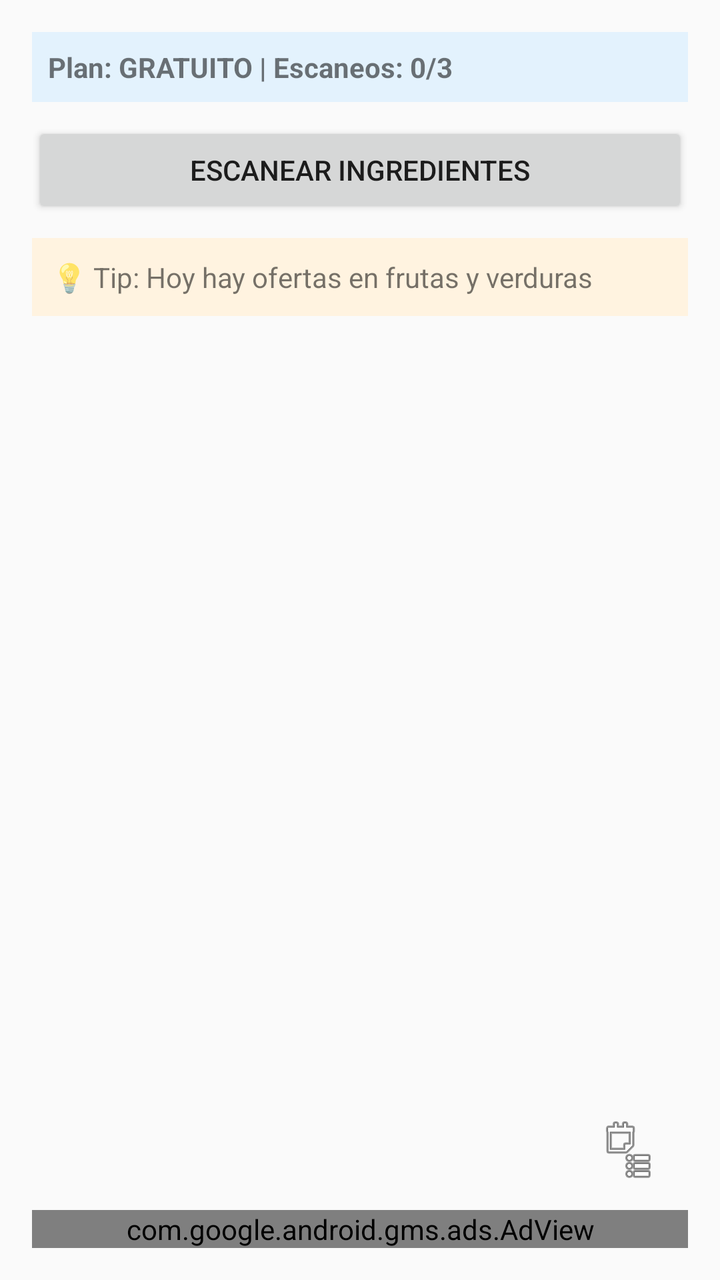
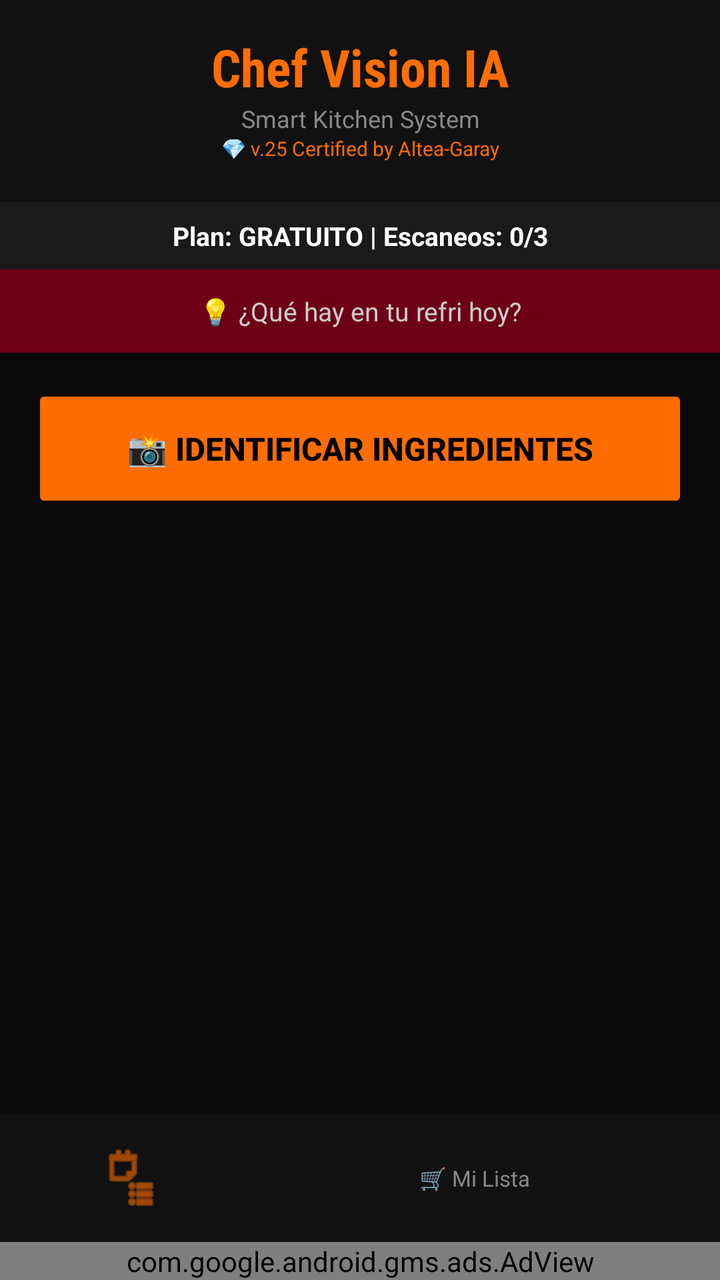

Two renders of the same Android screen: before a commit and after it. Below are the layout's source before the change and the commit's diff.
<!-- AndroidManifest.xml: application theme Theme.AppCompat.Light.NoActionBar -->
<!-- res/layout/activity_main.xml -->
<?xml version="1.0" encoding="utf-8"?>
<LinearLayout
    xmlns:android="http://schemas.android.com/apk/res/android"
    xmlns:ads="http://schemas.android.com/apk/res-auto"
    android:orientation="vertical"
    android:padding="16dp"
    android:layout_width="match_parent"
    android:layout_height="match_parent">

    
    <TextView
        android:id="@+id/txtPlan"
        android:layout_width="match_parent"
        android:layout_height="wrap_content"
        android:text="Plan: GRATUITO | Escaneos: 0/3"
        android:textStyle="bold"
        android:textSize="14sp"
        android:padding="8dp"
        android:background="#E3F2FD"/>

    
    <Button
        android:id="@+id/btnScanIngredients"
        android:layout_width="match_parent"
        android:layout_height="wrap_content"
        android:text="Escanear ingredientes"
        android:layout_marginTop="10dp"/>

    
    <TextView
        android:id="@+id/txtTip"
        android:layout_width="match_parent"
        android:layout_height="wrap_content"
        android:text="💡 Tip: Hoy hay ofertas en frutas y verduras"
        android:textSize="14sp"
        android:padding="10dp"
        android:background="#FFF3E0"
        android:layout_marginTop="10dp"/>

    
    <ScrollView
        android:layout_width="match_parent"
        android:layout_height="0dp"
        android:layout_weight="1"
        android:layout_marginTop="16dp">

        <LinearLayout
            android:id="@+id/chipContainer"
            android:layout_width="match_parent"
            android:layout_height="wrap_content"
            android:orientation="vertical"/>
    </ScrollView>

    
    <ImageButton
        android:id="@+id/btnGoToCart"
        android:layout_width="60dp"
        android:layout_height="60dp"
        android:src="@android:drawable/ic_menu_agenda"
        android:layout_gravity="end"
        android:background="@android:color/transparent"/>

    
    <com.google.android.gms.ads.AdView
        android:id="@+id/adView"
        android:layout_width="match_parent"
        android:layout_height="wrap_content"
        ads:adSize="BANNER"
        ads:adUnitId="ca-app-pub-3940256099942544/6300978111"/>
        
</LinearLayout>
<!-- resources referenced by this layout -->
<resources>

</resources>

<!-- the commit's change to res/layout/activity_main.xml (unified diff, before → after) -->
@@ -3,9 +3,46 @@
     xmlns:android="http://schemas.android.com/apk/res/android"
     xmlns:ads="http://schemas.android.com/apk/res-auto"
     android:orientation="vertical"
-    android:padding="16dp"
     android:layout_width="match_parent"
-    android:layout_height="match_parent">
+    android:layout_height="match_parent"
+    android:background="#0A0A0A">
+
+    
+    <LinearLayout
+        android:layout_width="match_parent"
+        android:layout_height="wrap_content"
+        android:orientation="vertical"
+        android:background="#111111"
+        android:padding="16dp">
+
+        <TextView
+            android:layout_width="match_parent"
+            android:layout_height="wrap_content"
+            android:text="Chef Vision IA"
+            android:textColor="#FF6D00"
+            android:textSize="26sp"
+            android:textStyle="bold"
+            android:gravity="center"
+            android:fontFamily="sans-serif-condensed"/>
+
+        <TextView
+            android:layout_width="match_parent"
+            android:layout_height="wrap_content"
+            android:text="Smart Kitchen System"
+            android:textColor="#888888"
+            android:textSize="12sp"
+            android:gravity="center"/>
+
+        <TextView
+            android:layout_width="match_parent"
+            android:layout_height="wrap_content"
+            android:text="💎 v.25 Certified by Altea-Garay"
+            android:textColor="#FF6D00"
+            android:textSize="10sp"
+            android:gravity="center"
+            android:paddingBottom="4dp"/>
+
+    </LinearLayout>
 
     
     <TextView
@@ -13,52 +50,81 @@
         android:layout_width="match_parent"
         android:layout_height="wrap_content"
         android:text="Plan: GRATUITO | Escaneos: 0/3"
+        android:textColor="#FFFFFF"
+        android:textSize="13sp"
         android:textStyle="bold"
-        android:textSize="14sp"
+        android:gravity="center"
         android:padding="8dp"
-        android:background="#E3F2FD"/>
-
-    
-    <Button
-        android:id="@+id/btnScanIngredients"
-        android:layout_width="match_parent"
-        android:layout_height="wrap_content"
-        android:text="Escanear ingredientes"
-        android:layout_marginTop="10dp"/>
+        android:background="#1A1A1A"/>
 
     
     <TextView
         android:id="@+id/txtTip"
         android:layout_width="match_parent"
         android:layout_height="wrap_content"
-        android:text="💡 Tip: Hoy hay ofertas en frutas y verduras"
-        android:textSize="14sp"
-        android:padding="10dp"
-        android:background="#FFF3E0"
-        android:layout_marginTop="10dp"/>
+        android:text="💡 ¿Qué hay en tu refri hoy?"
+        android:textColor="#CCCCCC"
+        android:textSize="13sp"
+        android:padding="12dp"
+        android:background="#FF6D0015"
+        android:gravity="center"/>
+
+    
+    <Button
+        android:id="@+id/btnScanIngredients"
+        android:layout_width="match_parent"
+        android:layout_height="64dp"
+        android:layout_margin="16dp"
+        android:text="📸 IDENTIFICAR INGREDIENTES"
+        android:textColor="#000000"
+        android:textStyle="bold"
+        android:textSize="16sp"
+        android:backgroundTint="#FF6D00"/>
 
     
     <ScrollView
         android:layout_width="match_parent"
         android:layout_height="0dp"
         android:layout_weight="1"
-        android:layout_marginTop="16dp">
+        android:layout_marginHorizontal="16dp">
 
         <LinearLayout
             android:id="@+id/chipContainer"
             android:layout_width="match_parent"
             android:layout_height="wrap_content"
-            android:orientation="vertical"/>
+            android:orientation="vertical"
+            android:paddingBottom="16dp"/>
+
     </ScrollView>
 
     
-    <ImageButton
-        android:id="@+id/btnGoToCart"
-        android:layout_width="60dp"
-        android:layout_height="60dp"
-        android:src="@android:drawable/ic_menu_agenda"
-        android:layout_gravity="end"
-        android:background="@android:color/transparent"/>
+    <LinearLayout
+        android:layout_width="match_parent"
+        android:layout_height="wrap_content"
+        android:orientation="horizontal"
+        android:background="#111111"
+        android:padding="8dp">
+
+        <ImageButton
+            android:id="@+id/btnGoToCart"
+            android:layout_width="0dp"
+            android:layout_height="48dp"
+            android:layout_weight="1"
+            android:src="@android:drawable/ic_menu_agenda"
+            android:background="@android:color/transparent"
+            android:tint="#FF6D00"/>
+
+        <TextView
+            android:layout_width="0dp"
+            android:layout_height="wrap_content"
+            android:layout_weight="2"
+            android:text="🛒 Mi Lista"
+            android:textColor="#888888"
+            android:textSize="11sp"
+            android:gravity="center"
+            android:layout_gravity="center"/>
+
+    </LinearLayout>
 
     
     <com.google.android.gms.ads.AdView
@@ -67,5 +133,5 @@
         android:layout_height="wrap_content"
         ads:adSize="BANNER"
         ads:adUnitId="ca-app-pub-3940256099942544/6300978111"/>
-        
+
 </LinearLayout>
